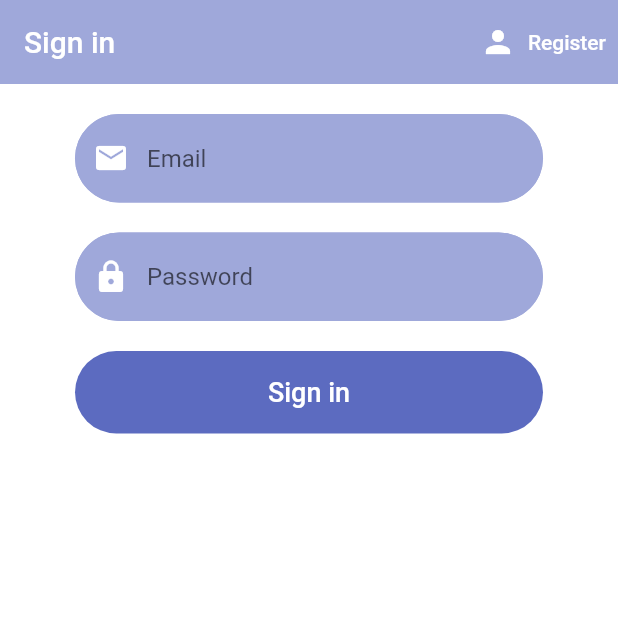
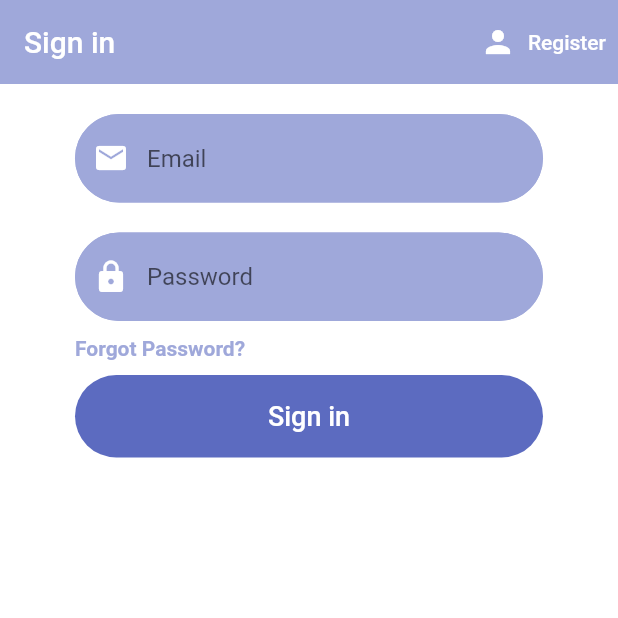
Before and after one commit to ghaidaajahjah/FYP_StudentAdvising, a Flutter app: the screen it shows after launch, on a phone screen of 412 x 824 dp, the top half of it. Run offline on Flutter 3.47's test engine with Material 2 defaults, Android fonts, the phone set to English and light mode, and no system bars; our stand-ins replace firebase_auth, firebase_core, flutter_spinkit; accounts and stored records are empty.

Commit message:
Forgot password feature

```diff
--- a/lib/screens/authenticate/authenticate.dart
+++ b/lib/screens/authenticate/authenticate.dart
@@ -1,4 +1,5 @@
 import 'package:flutter/material.dart';
+import 'package:student_advising_app/screens/authenticate/forgot_password.dart';
 import 'package:student_advising_app/screens/authenticate/register.dart';
 import 'package:student_advising_app/screens/authenticate/sign_in.dart';
 
--- a/lib/screens/authenticate/sign_in.dart
+++ b/lib/screens/authenticate/sign_in.dart
@@ -1,4 +1,5 @@
 import 'package:flutter/material.dart';
+import 'package:student_advising_app/screens/authenticate/forgot_password.dart';
 import 'package:student_advising_app/services/auth.dart';
 import '../../shared/constants.dart';
 import '../../shared/loading.dart';
@@ -83,7 +84,25 @@ class _SignInState extends State<SignIn> {
                               color: Colors.white,
                             )),
                       ),
-                      SizedBox(height: 20),
+                      SizedBox(height: 10),
+                      Row(
+                        mainAxisAlignment: MainAxisAlignment.start,
+                        children: [
+                          GestureDetector(
+                            onTap: () {
+                              Navigator.push(context,
+                                  MaterialPageRoute(builder: (context) {
+                                return ForgotPassword();
+                              }));
+                            },
+                            child: Text("Forgot Password?",
+                                style: TextStyle(
+                                    color: Colors.indigo[200],
+                                    fontWeight: FontWeight.bold)),
+                          ),
+                        ],
+                      ),
+                      SizedBox(height: 10),
                       TextButton(
                         onPressed: () async {
                           if (_formKey.currentState!.validate()) {
```
Also changed, not shown: lib/screens/authenticate/forgot_password.dart (added, +108 -0 lines).
